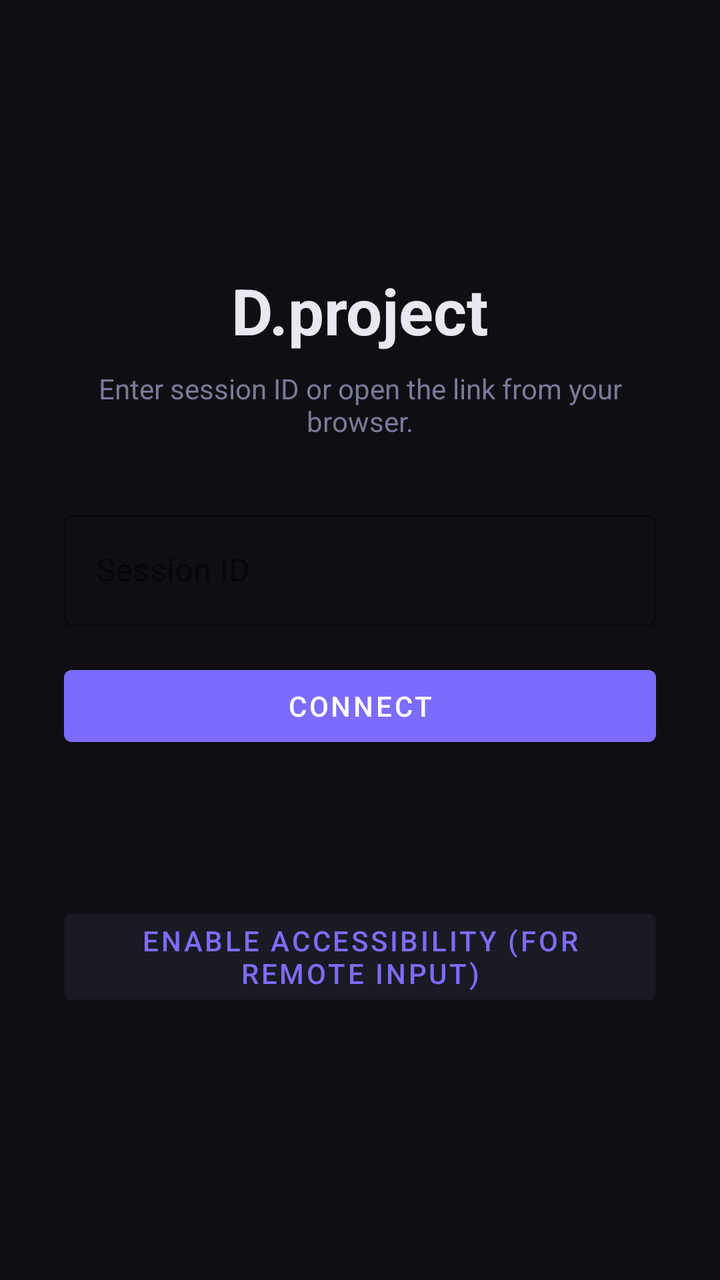
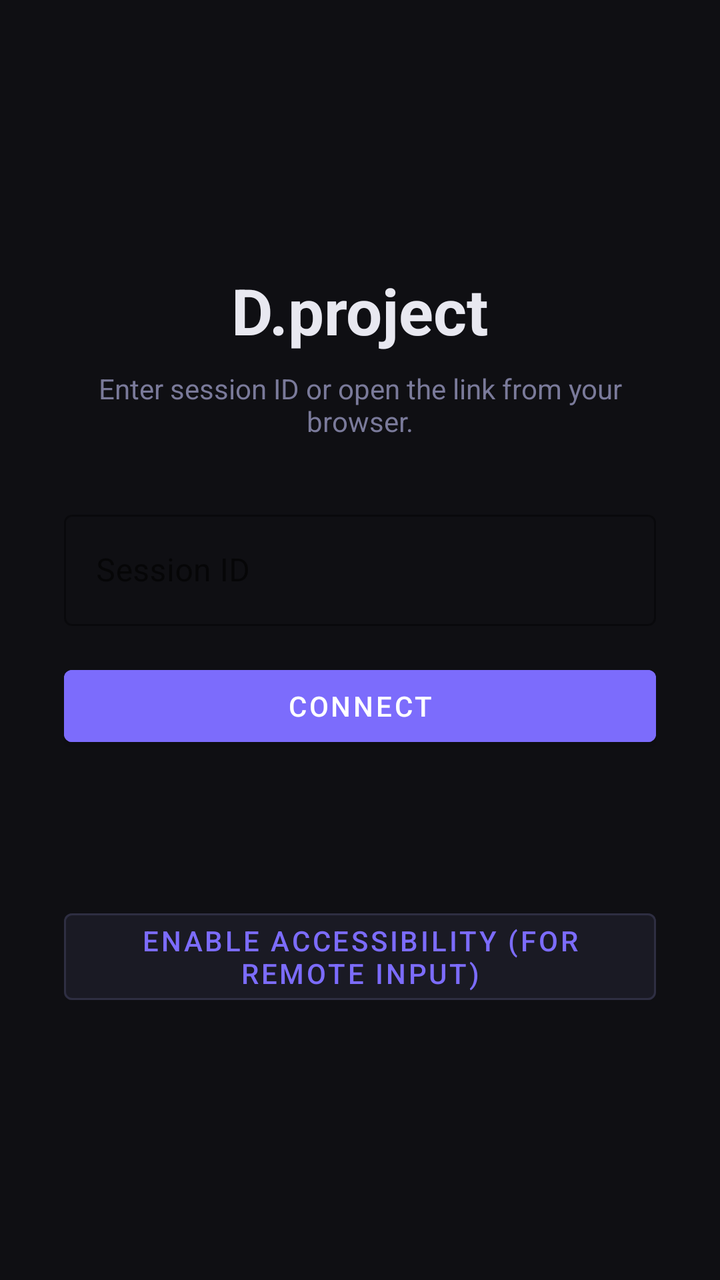

Before-and-after screenshots of an Android layout around one commit, followed by the original layout XML and the change that was made.
<!-- AndroidManifest.xml: application theme Theme.DProject -->
<!-- res/layout/activity_main.xml -->
<?xml version="1.0" encoding="utf-8"?>
<LinearLayout xmlns:android="http://schemas.android.com/apk/res/android"
    android:layout_width="match_parent"
    android:layout_height="match_parent"
    android:orientation="vertical"
    android:gravity="center"
    android:padding="32dp"
    android:background="#0F0F13">

    <TextView
        android:layout_width="wrap_content"
        android:layout_height="wrap_content"
        android:text="D.project"
        android:textColor="#E8E8F0"
        android:textSize="32sp"
        android:textStyle="bold"
        android:layout_marginBottom="8dp" />

    <TextView
        android:layout_width="wrap_content"
        android:layout_height="wrap_content"
        android:text="Enter session ID or open the link from your browser."
        android:textColor="#7A7A9A"
        android:textSize="14sp"
        android:gravity="center"
        android:layout_marginBottom="32dp" />

    <com.google.android.material.textfield.TextInputLayout
        android:layout_width="match_parent"
        android:layout_height="wrap_content"
        android:hint="Session ID"
        style="@style/Widget.MaterialComponents.TextInputLayout.OutlinedBox">
        <com.google.android.material.textfield.TextInputEditText
            android:id="@+id/etSessionId"
            android:layout_width="match_parent"
            android:layout_height="wrap_content"
            android:inputType="textCapCharacters"
            android:maxLength="8"
            android:textColor="#E8E8F0" />
    </com.google.android.material.textfield.TextInputLayout>

    <com.google.android.material.button.MaterialButton
        android:id="@+id/btnConnect"
        android:layout_width="match_parent"
        android:layout_height="wrap_content"
        android:layout_marginTop="16dp"
        android:text="Connect"
        android:backgroundTint="#7C6CFC" />

    <TextView
        android:id="@+id/tvStatus"
        android:layout_width="wrap_content"
        android:layout_height="wrap_content"
        android:layout_marginTop="24dp"
        android:textColor="#7A7A9A"
        android:textSize="13sp"
        android:gravity="center" />

    <com.google.android.material.button.MaterialButton
        android:id="@+id/btnPermissions"
        android:layout_width="match_parent"
        android:layout_height="wrap_content"
        android:layout_marginTop="32dp"
        android:text="Enable Accessibility (for remote input)"
        android:backgroundTint="#1A1A24"
        android:strokeColor="#2E2E42"
        android:strokeWidth="1dp"
        style="@style/Widget.MaterialComponents.Button.OutlinedButton" />

</LinearLayout>
<!-- resources referenced by this layout -->
<resources>
  <style name="Theme.DProject" parent="Theme.MaterialComponents.DayNight.NoActionBar">
          <item name="colorPrimary">#7C6CFC</item>
          <item name="colorPrimaryVariant">#5A4DE0</item>
          <item name="colorOnPrimary">#FFFFFF</item>
          <item name="android:windowBackground">#0F0F13</item>
      </style>
</resources>

<!-- the commit's change to res/layout/activity_main.xml (unified diff, before → after) -->
@@ -1,5 +1,6 @@
 <?xml version="1.0" encoding="utf-8"?>
 <LinearLayout xmlns:android="http://schemas.android.com/apk/res/android"
+    xmlns:app="http://schemas.android.com/apk/res-auto"
     android:layout_width="match_parent"
     android:layout_height="match_parent"
     android:orientation="vertical"
@@ -63,8 +64,8 @@
         android:layout_marginTop="32dp"
         android:text="Enable Accessibility (for remote input)"
         android:backgroundTint="#1A1A24"
-        android:strokeColor="#2E2E42"
-        android:strokeWidth="1dp"
+        app:strokeColor="#2E2E42"
+        app:strokeWidth="1dp"
         style="@style/Widget.MaterialComponents.Button.OutlinedButton" />
 
 </LinearLayout>
